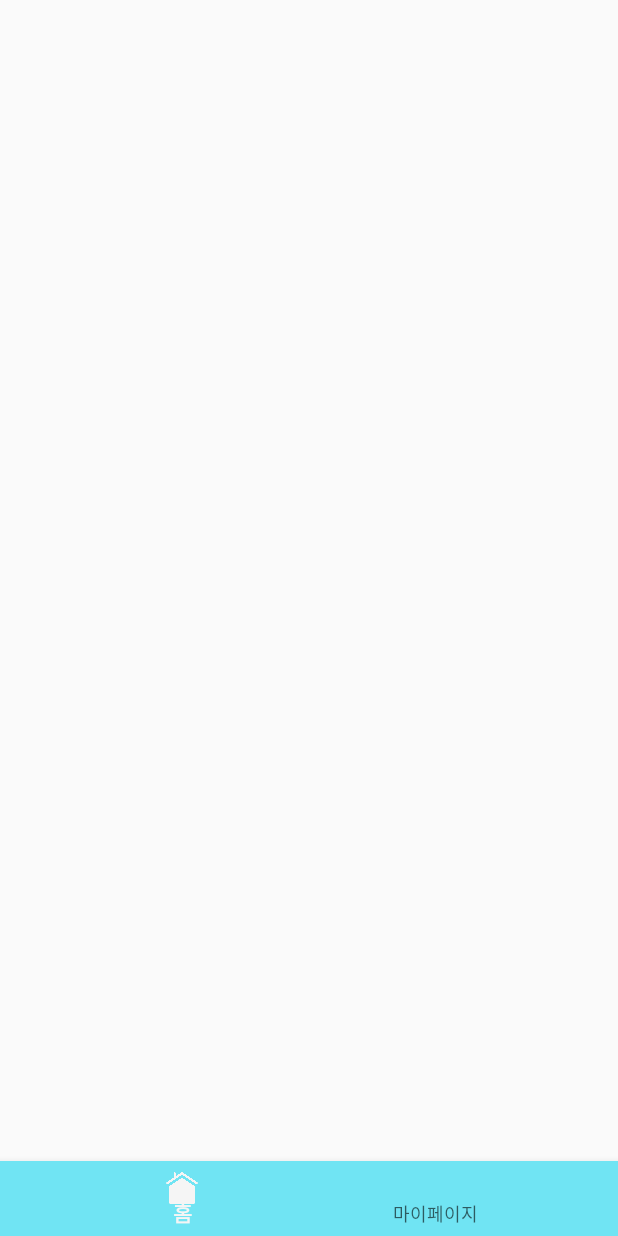
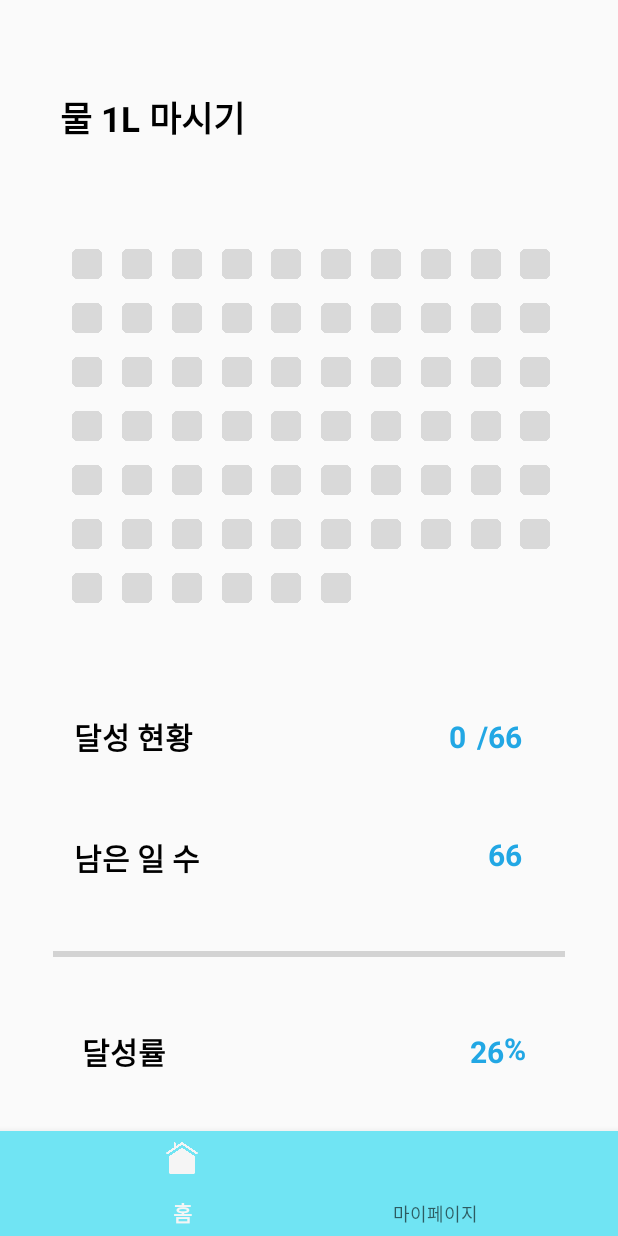
Before and after one commit to pknu-wap/2023_2_APP_TEAM2, an Android app: the screen it shows after launch (MainActivity), after a tap on "oo", on a phone screen of 412 x 824 dp. Run offline under Robolectric (Android 15) with nearby library versions, the phone set to English and light mode, and no system bars; our stand-ins replace Room's generated code.

Commit message:
상세페이지 화면 오류 해결 (by 비율)

```diff
--- a/app/src/main/java/com/example/gogo/MainActivity.kt
+++ b/app/src/main/java/com/example/gogo/MainActivity.kt
@@ -99,7 +99,6 @@ class MainActivity : AppCompatActivity() {
         }
     }
 
-
     private fun hideActionBar(){
         supportActionBar?.hide()
     }
--- a/app/src/main/java/com/example/gogo/MainViewModel.kt
+++ b/app/src/main/java/com/example/gogo/MainViewModel.kt
@@ -12,6 +12,7 @@ class MainViewModel : ViewModel() {
 
     init {
         _fragmentStatus.value = PageType.HOME
+        _selectedHabitName.value = "물 1L 마시기"
     }
 
     fun updateFragmentStatus(pageType: PageType) {
--- a/app/src/main/java/com/example/gogo/habit2/detail/HabitDetailFragment.kt
+++ b/app/src/main/java/com/example/gogo/habit2/detail/HabitDetailFragment.kt
@@ -1,28 +1,16 @@
 package com.example.gogo.habit2.detail
 
-import android.content.Intent
 import android.os.Bundle
 import android.view.LayoutInflater
 import android.view.View
 import android.view.ViewGroup
-import android.widget.Button
-import android.widget.ImageButton
-import android.widget.ProgressBar
-import android.widget.TextView
 import androidx.fragment.app.Fragment
 import androidx.fragment.app.activityViewModels
 import androidx.recyclerview.widget.GridLayoutManager
-import androidx.recyclerview.widget.RecyclerView
 import com.example.gogo.MainViewModel
-import com.example.gogo.R
-import com.example.gogo.databinding.FragmentHabitBinding
 import com.example.gogo.databinding.FragmentHabitDetailBinding
-import com.example.gogo.habit2.habit.data.HabitFragment
-import com.example.gogo2.MyPageActivity
 
 class HabitDetailFragment : Fragment() {
-    private lateinit var habitNameTextView: TextView
-    private var isDoneState = false  // 상태 변수 (초기 상태: "none")
     private lateinit var binding: FragmentHabitDetailBinding
 
     private val mainViewModel : MainViewModel by activityViewModels()
@@ -36,23 +24,30 @@ class HabitDetailFragment : Fragment() {
 
         val recyclerView = binding.recyclerView
 
+        val layoutManager = GridLayoutManager(context,10)
+        recyclerView.layoutManager = layoutManager
+
         binding.habitNameTextView.text = mainViewModel.selectedHabitName.value
 
-        // ProgressBar 초기화
+
+//         ProgressBar 초기화
         val progressBar = binding.progressBar // ProgressBar View 참조
         val progressBarUtil = ProgressBarUtil(progressBar)
 
         // activity_habit_detail.xml에서 currentstate_number 텍스트뷰 찾기
         val currentstatus_number = binding.currentstatusNumber
         val remainingdays_number = binding.remainingdaysNumber
+
+
         val habitProgressManager = HabitProgressManager(currentstatus_number, remainingdays_number)
         val adapter = RectangleAdapter(progressBarUtil, habitProgressManager)
 
-        //val adapter = RectangleAdapter
         recyclerView.adapter = adapter
+
 
         return binding.root
     }
+
 }
 //    override fun onCreate(savedInstanceState: Bundle?) {
 //        super.onCreate(savedInstanceState)
--- a/app/src/main/java/com/example/gogo/habit2/detail/RectangleAdapter.kt
+++ b/app/src/main/java/com/example/gogo/habit2/detail/RectangleAdapter.kt
@@ -77,7 +77,8 @@ class RectangleAdapter(private val progressBarUtil: ProgressBarUtil,private val
                         habitProgressManager.resetStatusNum()
                     }
                     lastClickedPosition -=1
-                } else if (lastClickedPosition == -1 || lastClickedPosition + 1 == position) {
+                }
+                else if (lastClickedPosition + 1 == position) {
                     // 새로운 항목을 클릭한 경우
                     val currentState = rectangleStates[position]
                     val newState = RectangleState(isDone = !currentState.isDone, handler = null)
@@ -97,9 +98,14 @@ class RectangleAdapter(private val progressBarUtil: ProgressBarUtil,private val
 
                     lastClickedPosition = position
 
-                } else {
+                }
+                else {
+                    var errorMessage : String = "바로 옆의 BOX만 선택할 수 있습니다."
+                    if (lastClickedPosition == -1) {
+                        errorMessage = "첫번째 BOX부터 선택해주세요."
+                    }
                     // 순서가 잘못된 경우에 대한 처리
-                    val toast = Toast.makeText(itemView.context, "바로 옆의 BOX만 선택할 수 있습니다", Toast.LENGTH_SHORT)
+                    val toast = Toast.makeText(itemView.context, errorMessage, Toast.LENGTH_SHORT)
                     toast.setGravity(Gravity.CENTER, 0, 0)
                     toast.show()
                 }
--- a/app/src/main/java/com/example/gogo/habit2/habit/data/Habit.kt
+++ b/app/src/main/java/com/example/gogo/habit2/habit/data/Habit.kt
@@ -5,6 +5,7 @@ import androidx.room.PrimaryKey
 
 @Entity(tableName = "habits")
 data class Habit(
-    @PrimaryKey(autoGenerate = true) val id: Long = 0,
+    @PrimaryKey(autoGenerate = true)
+    val id: Long = 0,
     val name: String
 )
--- a/app/src/main/java/com/example/gogo/habit2/habit/data/HabitAdapter.kt
+++ b/app/src/main/java/com/example/gogo/habit2/habit/data/HabitAdapter.kt
@@ -1,5 +1,6 @@
 package com.example.gogo.habit2.habit.data
 
+import android.util.Log
 import android.view.LayoutInflater
 import android.view.View
 import android.view.ViewGroup
@@ -12,7 +13,7 @@ import com.example.gogo.databinding.HabitListItemBinding
 
 class HabitAdapter(private val itemList: List<String>) :RecyclerView.Adapter<HabitAdapter.HabitViewHolder>() {
     private lateinit var mOnItemClickListener: OnItemClickListener
-
+    private var habitDatabase: HabitDatabase? = null
     inner class HabitViewHolder(private val binding: HabitListItemBinding) : RecyclerView.ViewHolder(binding.root){
         fun bind(position: Int){
             binding.habitTextView.apply {
--- a/app/src/main/java/com/example/gogo/habit2/habit/data/HabitDao.kt
+++ b/app/src/main/java/com/example/gogo/habit2/habit/data/HabitDao.kt
@@ -10,6 +10,7 @@ interface HabitDao {
     @Query("SELECT * FROM habits")
     fun getAllHabits(): List<Habit>
 
+    @Transaction
     @Query("DELETE FROM habits WHERE name = :name")
     fun deleteHabitByName(name: String)
 }
--- a/app/src/main/res/layout/activity_main.xml
+++ b/app/src/main/res/layout/activity_main.xml
@@ -10,14 +10,14 @@
     <FrameLayout
         android:id="@+id/mainFrameLayout"
         android:layout_width="match_parent"
-        android:layout_height="wrap_content"
+        android:layout_height="0dp"
         app:layout_constraintTop_toTopOf="parent"
         app:layout_constraintBottom_toTopOf="@+id/navigationView"/>
 
     <com.google.android.material.bottomnavigation.BottomNavigationView
         android:id="@+id/navigationView"
         android:layout_width="match_parent"
-        android:layout_height="50dp"
+        android:layout_height="70dp"
         app:layout_constraintBottom_toBottomOf="parent"
         app:menu="@menu/bottom_navi_menu"
         app:labelVisibilityMode="labeled"
--- a/app/src/main/res/layout/fragment_habit_detail.xml
+++ b/app/src/main/res/layout/fragment_habit_detail.xml
@@ -10,13 +10,13 @@ xmlns:app="http://schemas.android.com/apk/res-auto">
         android:id="@+id/goalUpperMarginLayout"
         android:layout_width="match_parent"
         android:layout_height="0dp"
-    app:layout_constraintVertical_weight="1.0"
+        app:layout_constraintVertical_weight="1.2"
         app:layout_constraintTop_toTopOf="parent"
         app:layout_constraintBottom_toTopOf="@id/goalLayout">
 
         <TextView
             android:id="@+id/habitNameTextView"
-        android:layout_width="wrap_content"
+            android:layout_width="match_parent"
             android:layout_height="wrap_content"
             android:layout_marginStart="40dp"
             android:text="물 1L 마시기"
@@ -36,7 +36,7 @@ xmlns:app="http://schemas.android.com/apk/res-auto">
         android:layout_marginStart="40dp"
         android:layout_marginEnd="40dp"
         android:layout_marginBottom="30dp"
-    app:layout_constraintVertical_weight="1.0"
+        app:layout_constraintVertical_weight="2.0"
         app:layout_constraintTop_toBottomOf="@id/goalUpperMarginLayout"
         app:layout_constraintBottom_toTopOf="@id/currentStatusLayout">
 
@@ -263,44 +263,9 @@ xmlns:app="http://schemas.android.com/apk/res-auto">
         android:id="@+id/LowerMarginLayout"
         android:layout_width="match_parent"
         android:layout_height="0dp"
-    app:layout_constraintVertical_weight="0.6"
+        app:layout_constraintVertical_weight="0.1"
         app:layout_constraintTop_toBottomOf="@id/achievementRateLayout"
         app:layout_constraintBottom_toBottomOf="parent">
-
-    <LinearLayout
-        android:layout_width="wrap_content"
-        android:layout_height="wrap_content"
-        android:orientation="horizontal"
-        app:layout_constraintStart_toStartOf="parent"
-        app:layout_constraintTop_toTopOf="parent"
-        app:layout_constraintEnd_toEndOf="parent"
-        app:layout_constraintBottom_toBottomOf="parent">
-
-        <ImageButton
-            android:id="@+id/homeButton"
-            android:layout_width="50dp"
-            android:layout_height="40dp"
-            android:layout_gravity="center_vertical"
-            android:layout_marginStart="70dp"
-            android:layout_marginEnd="50dp"
-            android:background="@android:color/transparent"
-            android:contentDescription="홈으로 가기"
-            android:scaleType="fitXY"
-            android:src="@drawable/home_image" />
-
-        <Button
-            android:id="@+id/myPageButton"
-            android:layout_width="70dp"
-            android:layout_height="wrap_content"
-            android:layout_marginStart="55dp"
-            android:layout_marginEnd="50dp"
-            android:background="@android:color/transparent"
-            android:text="MY"
-            android:textColor="#70E4F3"
-            android:textSize="22dp"
-            android:textStyle="bold" />
-    </LinearLayout>
-
 
     </androidx.constraintlayout.widget.ConstraintLayout>
 
```
Also changed, not shown: app/src/main/java/com/example/gogo/habit2/habit/data/HabitFragment.kt (+19 -1 lines). Lines whose indentation alone changed are shown as unchanged.
